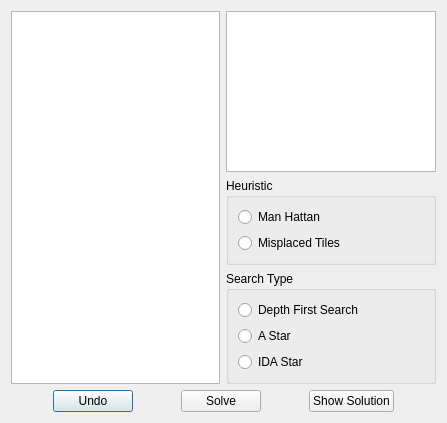
Old version of the form teon/game/sliding_puzzle/gui/ui_files/slidingpuzzlemenu.ui in the repository Da-Viper/board_games.
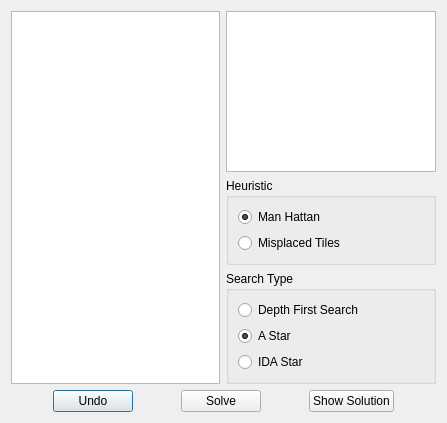
New version of the form.

What changed in the file:
```diff
--- a/teon/game/sliding_puzzle/gui/ui_files/slidingpuzzlemenu.ui
+++ b/teon/game/sliding_puzzle/gui/ui_files/slidingpuzzlemenu.ui
@@ -35,6 +35,9 @@
             <property name="text">
              <string>Man Hattan</string>
             </property>
+            <property name="checked">
+             <bool>true</bool>
+            </property>
            </widget>
           </item>
           <item>
@@ -65,6 +68,9 @@
             <property name="text">
              <string>A Star</string>
             </property>
+            <property name="checked">
+             <bool>true</bool>
+            </property>
            </widget>
           </item>
           <item>
```
Left out of the diff: 17 changed lines with no effect on the pictures.
